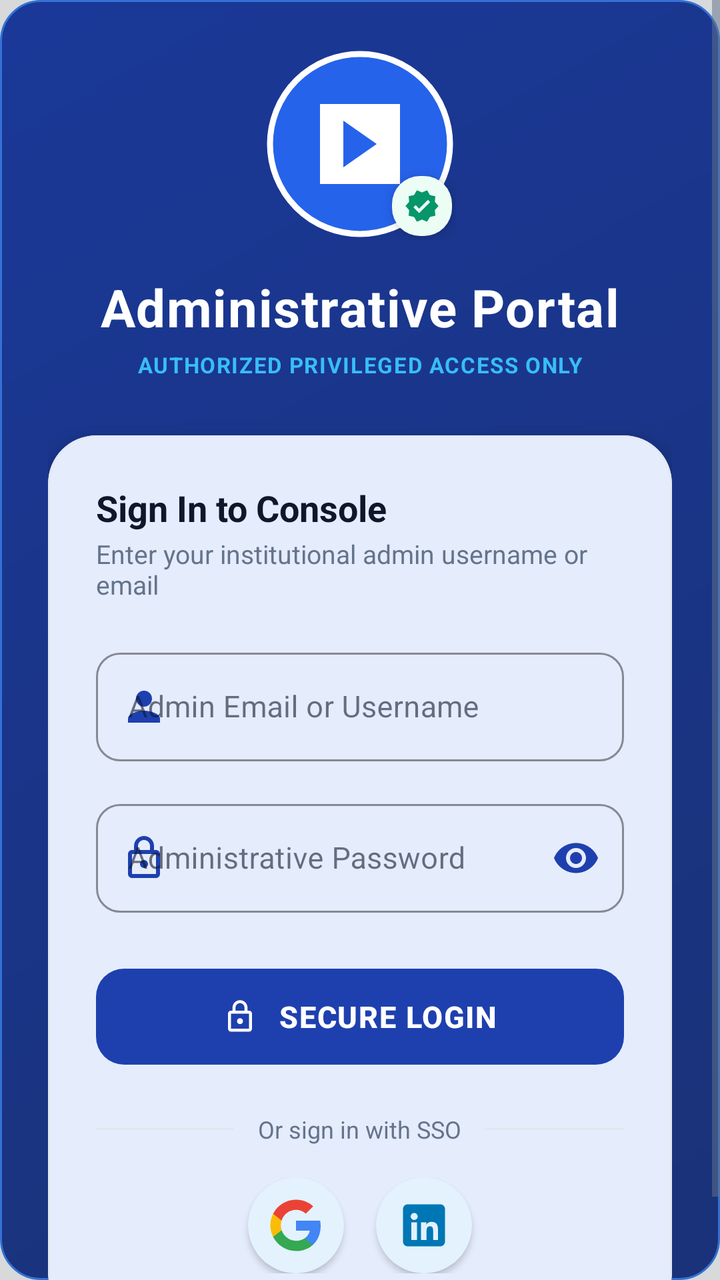
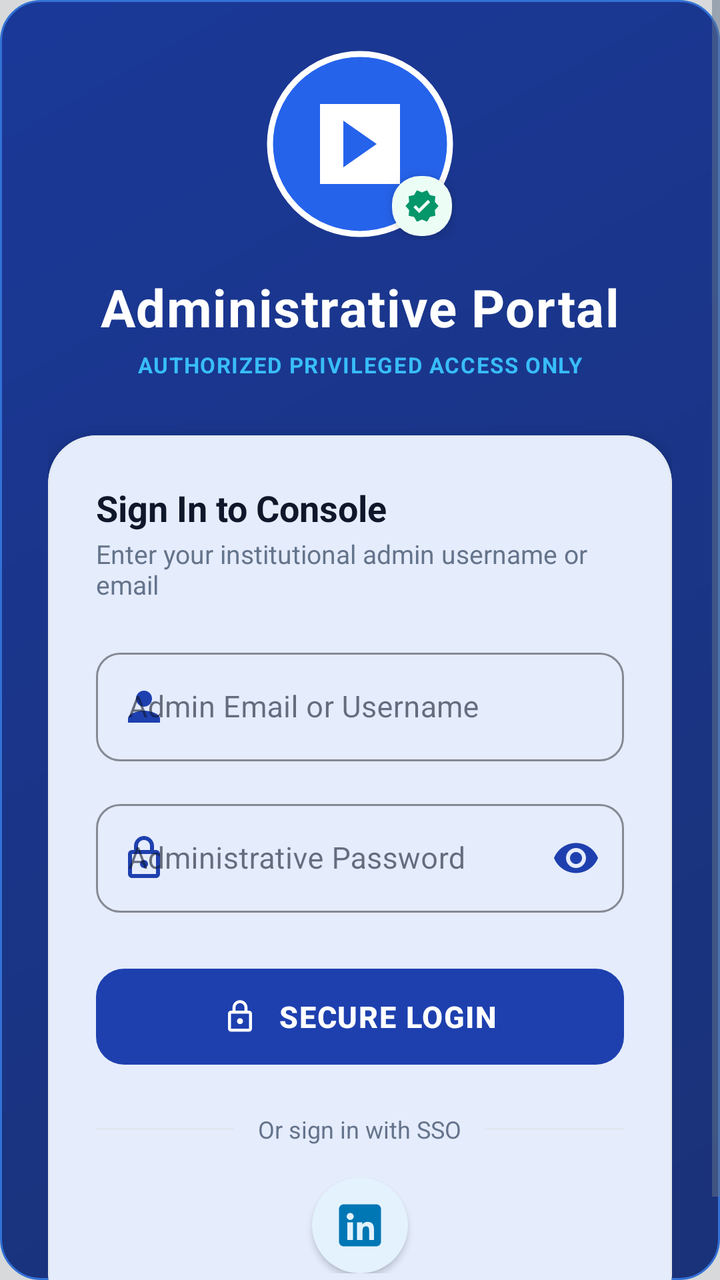

Two renders of the same Android screen: before a commit and after it. Below are the layout's source before the change and the commit's diff.
<!-- AndroidManifest.xml: application theme Theme.TestApp -->
<!-- res/layout/activity_admin_login.xml -->
<?xml version="1.0" encoding="utf-8"?>
<androidx.constraintlayout.widget.ConstraintLayout xmlns:android="http://schemas.android.com/apk/res/android"
    xmlns:app="http://schemas.android.com/apk/res-auto"
    xmlns:tools="http://schemas.android.com/tools"
    android:id="@+id/adminLoginRoot"
    android:layout_width="match_parent"
    android:layout_height="match_parent"
    android:background="@drawable/bg_admin_hero_banner"
    tools:context=".AdminLoginActivity">

    <View
        android:layout_width="match_parent"
        android:layout_height="match_parent"
        android:background="#22000000" />

    <ScrollView
        android:layout_width="match_parent"
        android:layout_height="match_parent"
        android:fillViewport="true">

        <LinearLayout
            android:id="@+id/adminLoginContainer"
            android:layout_width="match_parent"
            android:layout_height="wrap_content"
            android:gravity="center"
            android:orientation="vertical"
            android:padding="24dp">

            
            <FrameLayout
                android:id="@+id/adminHeaderIcon"
                android:layout_width="wrap_content"
                android:layout_height="wrap_content"
                android:layout_gravity="center"
                android:layout_marginBottom="16dp">

                <com.google.android.material.imageview.ShapeableImageView
                    android:id="@+id/ivAdminLoginProfile"
                    android:layout_width="96dp"
                    android:layout_height="96dp"
                    android:background="@color/sapphire_primary_dark"
                    android:padding="3dp"
                    android:scaleType="centerCrop"
                    android:src="@drawable/ic_app_logo"
                    app:shapeAppearanceOverlay="@style/CircleImageView"
                    app:strokeColor="#FFFFFF"
                    app:strokeWidth="3dp" />

                <ImageView
                    android:layout_width="30dp"
                    android:layout_height="30dp"
                    android:layout_gravity="bottom|end"
                    android:layout_margin="2dp"
                    android:background="@drawable/bg_icon_container_emerald"
                    android:elevation="4dp"
                    android:padding="6dp"
                    android:src="@drawable/ic_verified_check"
                    app:tint="@color/emerald_accent" />
            </FrameLayout>

            <TextView
                android:id="@+id/tvAdminTitle"
                android:layout_width="wrap_content"
                android:layout_height="wrap_content"
                android:layout_gravity="center"
                android:letterSpacing="0.02"
                android:text="Administrative Portal"
                android:textColor="@android:color/white"
                android:textSize="26sp"
                android:textStyle="bold" />

            <TextView
                android:id="@+id/tvAdminSubtitle"
                android:layout_width="wrap_content"
                android:layout_height="wrap_content"
                android:layout_gravity="center"
                android:layout_marginTop="4dp"
                android:letterSpacing="0.05"
                android:text="AUTHORIZED PRIVILEGED ACCESS ONLY"
                android:textColor="@color/sky_400"
                android:textSize="11sp"
                android:textStyle="bold" />

            
            <com.google.android.material.card.MaterialCardView
                android:id="@+id/adminLoginCard"
                android:layout_width="match_parent"
                android:layout_height="wrap_content"
                android:layout_marginTop="28dp"
                app:cardBackgroundColor="@color/surface_card"
                app:cardCornerRadius="24dp"
                app:cardElevation="8dp"
                app:strokeColor="@color/card_stroke"
                app:strokeWidth="1dp">

                <LinearLayout
                    android:layout_width="match_parent"
                    android:layout_height="wrap_content"
                    android:orientation="vertical"
                    android:padding="24dp">

                    <TextView
                        android:layout_width="wrap_content"
                        android:layout_height="wrap_content"
                        android:text="Sign In to Console"
                        android:textColor="@color/text_primary_slate"
                        android:textSize="18sp"
                        android:textStyle="bold" />

                    <TextView
                        android:layout_width="wrap_content"
                        android:layout_height="wrap_content"
                        android:layout_marginTop="2dp"
                        android:layout_marginBottom="20dp"
                        android:text="Enter your institutional admin username or email"
                        android:textColor="@color/text_secondary_slate"
                        android:textSize="13sp" />

                    <com.google.android.material.textfield.TextInputLayout
                        android:id="@+id/tilAdminUser"
                        style="@style/Widget.MaterialComponents.TextInputLayout.OutlinedBox"
                        android:layout_width="match_parent"
                        android:layout_height="wrap_content"
                        android:hint="Admin Email or Username"
                        app:boxCornerRadiusBottomEnd="12dp"
                        app:boxCornerRadiusBottomStart="12dp"
                        app:boxCornerRadiusTopEnd="12dp"
                        app:boxCornerRadiusTopStart="12dp"
                        app:boxStrokeColor="@color/sapphire_primary"
                        app:startIconDrawable="@drawable/ic_user_person"
                        app:startIconTint="@color/sapphire_primary">

                        <com.google.android.material.textfield.TextInputEditText
                            android:id="@+id/etAdminUser"
                            android:layout_width="match_parent"
                            android:layout_height="wrap_content"
                            android:inputType="textEmailAddress"
                            android:textColor="@color/text_primary_slate"
                            android:textSize="15sp" />
                    </com.google.android.material.textfield.TextInputLayout>

                    <com.google.android.material.textfield.TextInputLayout
                        android:id="@+id/tilAdminPassword"
                        style="@style/Widget.MaterialComponents.TextInputLayout.OutlinedBox"
                        android:layout_width="match_parent"
                        android:layout_height="wrap_content"
                        android:layout_marginTop="16dp"
                        android:hint="Administrative Password"
                        app:boxCornerRadiusBottomEnd="12dp"
                        app:boxCornerRadiusBottomStart="12dp"
                        app:boxCornerRadiusTopEnd="12dp"
                        app:boxCornerRadiusTopStart="12dp"
                        app:boxStrokeColor="@color/sapphire_primary"
                        app:passwordToggleEnabled="true"
                        app:passwordToggleTint="@color/sapphire_primary"
                        app:startIconDrawable="@drawable/ic_lock"
                        app:startIconTint="@color/sapphire_primary">

                        <com.google.android.material.textfield.TextInputEditText
                            android:id="@+id/etAdminPassword"
                            android:layout_width="match_parent"
                            android:layout_height="wrap_content"
                            android:inputType="textPassword"
                            android:textColor="@color/text_primary_slate"
                            android:textSize="15sp" />
                    </com.google.android.material.textfield.TextInputLayout>

                    <FrameLayout
                        android:layout_width="match_parent"
                        android:layout_height="wrap_content"
                        android:layout_marginTop="24dp">

                        <com.google.android.material.button.MaterialButton
                            android:id="@+id/btnAdminLogin"
                            android:layout_width="match_parent"
                            android:layout_height="56dp"
                            android:letterSpacing="0.04"
                            android:text="SECURE LOGIN"
                            android:textColor="@android:color/white"
                            android:textSize="15sp"
                            android:textStyle="bold"
                            app:backgroundTint="@color/sapphire_primary"
                            app:cornerRadius="14dp"
                            app:elevation="3dp"
                            app:icon="@drawable/ic_lock"
                            app:iconGravity="textStart"
                            app:iconPadding="10dp"
                            app:iconSize="18dp"
                            app:iconTint="@android:color/white" />

                        <com.google.android.material.progressindicator.CircularProgressIndicator
                            android:id="@+id/adminLoginProgress"
                            android:layout_width="24dp"
                            android:layout_height="24dp"
                            android:layout_gravity="center"
                            android:indeterminate="true"
                            android:visibility="gone"
                            app:indicatorColor="@android:color/white"
                            app:trackThickness="3dp" />
                    </FrameLayout>

                    
                    <LinearLayout
                        android:layout_width="match_parent"
                        android:layout_height="wrap_content"
                        android:layout_marginTop="20dp"
                        android:layout_marginBottom="16dp"
                        android:gravity="center"
                        android:orientation="horizontal">

                        <View
                            android:layout_width="0dp"
                            android:layout_height="1dp"
                            android:layout_weight="1"
                            android:background="@color/card_stroke" />

                        <TextView
                            android:layout_width="wrap_content"
                            android:layout_height="wrap_content"
                            android:layout_marginHorizontal="12dp"
                            android:text="Or sign in with SSO"
                            android:textColor="@color/text_secondary_slate"
                            android:textSize="12sp" />

                        <View
                            android:layout_width="0dp"
                            android:layout_height="1dp"
                            android:layout_weight="1"
                            android:background="@color/card_stroke" />
                    </LinearLayout>

                    <LinearLayout
                        android:layout_width="match_parent"
                        android:layout_height="wrap_content"
                        android:gravity="center"
                        android:orientation="horizontal">

                        <ImageView
                            android:id="@+id/btnAdminGoogleLogin"
                            android:layout_width="48dp"
                            android:layout_height="48dp"
                            android:layout_marginHorizontal="8dp"
                            android:background="@drawable/bg_circle_light"
                            android:clickable="true"
                            android:contentDescription="Google SSO"
                            android:elevation="2dp"
                            android:focusable="true"
                            android:padding="10dp"
                            android:src="@drawable/ic_google_logo" />

                        <ImageView
                            android:id="@+id/btnAdminLinkedinLogin"
                            android:layout_width="48dp"
                            android:layout_height="48dp"
                            android:layout_marginHorizontal="8dp"
                            android:background="@drawable/bg_circle_light"
                            android:clickable="true"
                            android:contentDescription="LinkedIn SSO"
                            android:elevation="2dp"
                            android:focusable="true"
                            android:padding="10dp"
                            android:src="@drawable/ic_linkedin_logo" />
                    </LinearLayout>

                    <TextView
                        android:id="@+id/tvAdminRegisterLink"
                        android:layout_width="wrap_content"
                        android:layout_height="wrap_content"
                        android:layout_gravity="center"
                        android:layout_marginTop="20dp"
                        android:background="?attr/selectableItemBackground"
                        android:clickable="true"
                        android:focusable="true"
                        android:padding="8dp"
                        android:text="New Administrator? Request Registration"
                        android:textColor="@color/sapphire_primary"
                        android:textSize="13sp"
                        android:textStyle="bold"
                        android:visibility="gone" />

                </LinearLayout>
            </com.google.android.material.card.MaterialCardView>

        </LinearLayout>
    </ScrollView>

</androidx.constraintlayout.widget.ConstraintLayout>
<!-- resources referenced by this layout -->
<resources>
  <color name="card_stroke">#E2E8F0</color>
  <color name="emerald_accent">#059669</color>
  <color name="sapphire_primary">#1E40AF</color>
  <color name="sapphire_primary_dark">#1E3A8A</color>
  <color name="sky_400">#38BDF8</color>
  <color name="surface_card">#FFFFFF</color>
  <color name="text_primary_slate">#0F172A</color>
  <color name="text_secondary_slate">#64748B</color>
  <!-- drawable bg_admin_hero_banner (drawable) -->
  <?xml version="1.0" encoding="utf-8"?>
  <shape xmlns:android="http://schemas.android.com/apk/res/android"
      android:shape="rectangle">
      <gradient
          android:type="linear"
          android:angle="135"
          android:startColor="#1E3A8A"
          android:endColor="#1E40AF" />
      <corners android:radius="20dp" />
      <stroke
          android:width="1dp"
          android:color="#3B82F6" />
  </shape>
  <!-- drawable bg_circle_light (drawable) -->
  <?xml version="1.0" encoding="utf-8"?>
  <shape xmlns:android="http://schemas.android.com/apk/res/android"
      android:shape="oval">
      <solid android:color="#E3F2FD" />
  </shape>
  <!-- drawable bg_icon_container_emerald (drawable) -->
  <?xml version="1.0" encoding="utf-8"?>
  <shape xmlns:android="http://schemas.android.com/apk/res/android"
      android:shape="rectangle">
      <solid android:color="@color/emerald_subtle" />
      <corners android:radius="14dp" />
  </shape>
  <!-- drawable ic_google_logo (drawable) -->
  <vector xmlns:android="http://schemas.android.com/apk/res/android"
      android:width="24dp"
      android:height="24dp"
      android:viewportWidth="24"
      android:viewportHeight="24">
      <path
          android:fillColor="#4285F4"
          android:pathData="M22.56,12.25c0,-0.78 -0.07,-1.53 -0.2,-2.25H12v4.26h5.92c-0.26,1.37 -1.04,2.53 -2.21,3.31v2.77h3.57c2.08,-1.92 3.28,-4.74 3.28,-8.09z"/>
      <path
          android:fillColor="#34A853"
          android:pathData="M12,23c2.97,0 5.46,-0.98 7.28,-2.66l-3.57,-2.77c-0.99,0.66 -2.25,1.06 -3.71,1.06 -2.86,0 -5.29,-1.93 -6.16,-4.53H2.18v2.84C3.99,20.53 7.7,23 12,23z"/>
      <path
          android:fillColor="#FBBC05"
          android:pathData="M5.84,14.1c-0.22,-0.66 -0.35,-1.36 -0.35,-2.1s0.13,-1.44 0.35,-2.1V7.07H2.18C1.43,8.55 1,10.22 1,12s0.43,3.45 1.18,4.93l3.66,-2.83z"/>
      <path
          android:fillColor="#EA4335"
          android:pathData="M12,5.38c1.62,0 3.06,0.56 4.21,1.64l3.15,-3.15C17.45,2.09 14.97,1 12,1 7.7,1 3.99,3.47 2.18,7.07l3.66,2.83c0.87,-2.6 3.3,-4.52 6.16,-4.52z"/>
  </vector>
  <!-- drawable ic_user_person (drawable) -->
  <vector xmlns:android="http://schemas.android.com/apk/res/android"
      android:width="24dp"
      android:height="24dp"
      android:viewportWidth="24"
      android:viewportHeight="24">
    <path
        android:fillColor="#FFFFFF"
        android:pathData="M12,12c2.21,0 4,-1.79 4,-4s-1.79,-4 -4,-4 -4,1.79 -4,4 1.79,4 4,4zM12,14c-2.67,0 -8,1.34 -8,4v2h16v-2c0,-2.66 -5.33,-4 -8,-4z"/>
  </vector>
  <style name="CircleImageView">
          <item name="cornerFamily">rounded</item>
          <item name="cornerSize">50%</item>
      </style>
  <style name="Theme.TestApp" parent="Base.Theme.TestApp" />
  <color name="emerald_subtle">#ECFDF5</color>
  <color name="blue_600">#2563EB</color>
  <color name="white">#FFFFFFFF</color>
  <color name="blue_500">#3B82F6</color>
  <color name="slate_700">#334155</color>
  <color name="indigo_50">#E0E7FF</color>
  <color name="slate_50">#F8FAFC</color>
  <color name="slate_900">#0F172A</color>
  <color name="surface_variant_light">#F3F4F6</color>
  <color name="slate_200">#E2E8F0</color>
  <color name="slate_500">#64748B</color>
  <!-- unchanged entries left out for length: 5 -->
</resources>

<!-- the commit's change to res/layout/activity_admin_login.xml (unified diff, before → after) -->
@@ -236,19 +236,6 @@
                         android:orientation="horizontal">
 
                         <ImageView
-                            android:id="@+id/btnAdminGoogleLogin"
-                            android:layout_width="48dp"
-                            android:layout_height="48dp"
-                            android:layout_marginHorizontal="8dp"
-                            android:background="@drawable/bg_circle_light"
-                            android:clickable="true"
-                            android:contentDescription="Google SSO"
-                            android:elevation="2dp"
-                            android:focusable="true"
-                            android:padding="10dp"
-                            android:src="@drawable/ic_google_logo" />
-
-                        <ImageView
                             android:id="@+id/btnAdminLinkedinLogin"
                             android:layout_width="48dp"
                             android:layout_height="48dp"
<!-- resource entries referenced after the edit -->
@@ -35,25 +35,6 @@
       <solid android:color="@color/emerald_subtle" />
       <corners android:radius="14dp" />
   </shape>
-  <!-- drawable ic_google_logo (drawable) -->
-  <vector xmlns:android="http://schemas.android.com/apk/res/android"
-      android:width="24dp"
-      android:height="24dp"
-      android:viewportWidth="24"
-      android:viewportHeight="24">
-      <path
-          android:fillColor="#4285F4"
-          android:pathData="M22.56,12.25c0,-0.78 -0.07,-1.53 -0.2,-2.25H12v4.26h5.92c-0.26,1.37 -1.04,2.53 -2.21,3.31v2.77h3.57c2.08,-1.92 3.28,-4.74 3.28,-8.09z"/>
-      <path
-          android:fillColor="#34A853"
-          android:pathData="M12,23c2.97,0 5.46,-0.98 7.28,-2.66l-3.57,-2.77c-0.99,0.66 -2.25,1.06 -3.71,1.06 -2.86,0 -5.29,-1.93 -6.16,-4.53H2.18v2.84C3.99,20.53 7.7,23 12,23z"/>
-      <path
-          android:fillColor="#FBBC05"
-          android:pathData="M5.84,14.1c-0.22,-0.66 -0.35,-1.36 -0.35,-2.1s0.13,-1.44 0.35,-2.1V7.07H2.18C1.43,8.55 1,10.22 1,12s0.43,3.45 1.18,4.93l3.66,-2.83z"/>
-      <path
-          android:fillColor="#EA4335"
-          android:pathData="M12,5.38c1.62,0 3.06,0.56 4.21,1.64l3.15,-3.15C17.45,2.09 14.97,1 12,1 7.7,1 3.99,3.47 2.18,7.07l3.66,2.83c0.87,-2.6 3.3,-4.52 6.16,-4.52z"/>
-  </vector>
   <!-- drawable ic_user_person (drawable) -->
   <vector xmlns:android="http://schemas.android.com/apk/res/android"
       android:width="24dp"
